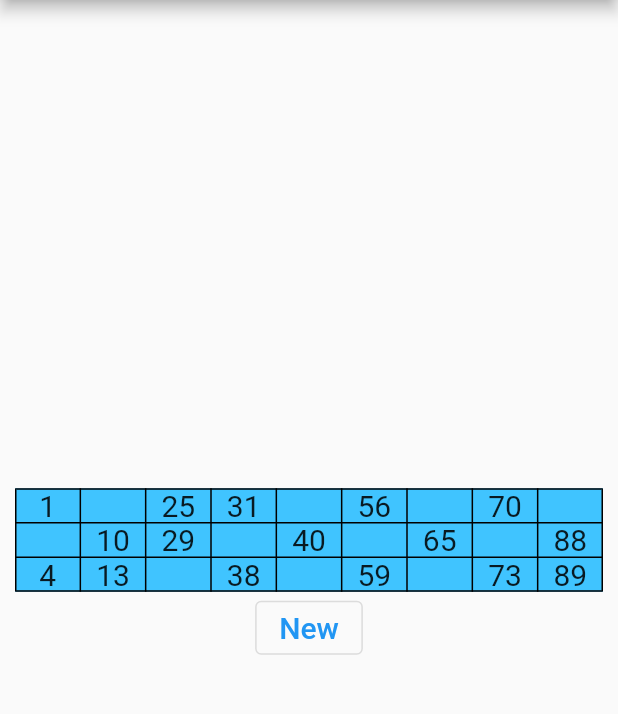
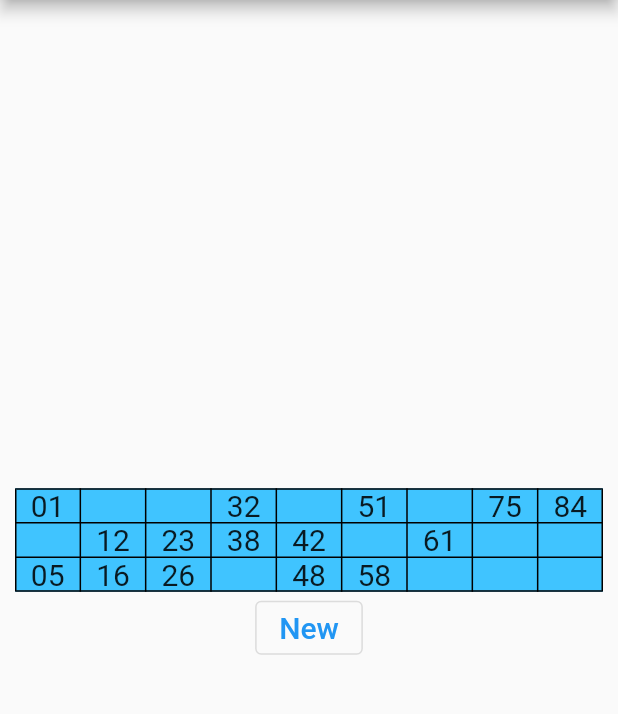
Before and after one commit to MrugankiG/tambola_ticket_generator, a Flutter app: the screen it shows after launch, after a tap on "New", on a phone screen of 412 x 824 dp, the part 84-798 px from its top. Run offline on Flutter 3.47's test engine with Material 2 defaults, Android fonts, the light colour scheme and no system bars.

Commit message:
Added Functionality

```diff
--- a/lib/main.dart
+++ b/lib/main.dart
@@ -1,4 +1,5 @@
 import 'package:flutter/material.dart';
+import 'package:tambola_ticket_generator/ticket.dart';
 
 void main() => runApp(MyApp());
 
@@ -8,6 +9,22 @@ class MyApp extends StatefulWidget {
 }
 
 class _MyAppState extends State<MyApp> {
+
+  List<List<String>> tamBoard = List<List<String>>.generate(
+      3, (i) => List<String>.generate(9, (i) => " "),
+      growable: false);
+  void gen() {
+    setState(() {
+      TambolaTicketGenerator t = new TambolaTicketGenerator();
+      tamBoard = t.Generate();
+    });
+  }
+
+  @override
+  void initState() {
+    gen();
+  }
+
   @override
   Widget build(BuildContext context) {
     return MaterialApp(
@@ -29,41 +46,41 @@ class _MyAppState extends State<MyApp> {
                 TableRow(
                   decoration: BoxDecoration(color: Colors.lightBlueAccent,),
                   children: [
-                  Column(children: [Text('1', style: TextStyle(fontSize: 20.0)),]),
-                  Column(children: [Text('  ', style: TextStyle(fontSize: 20.0))]),
-                  Column(children: [Text('25', style: TextStyle(fontSize: 20.0))]),
-                  Column(children: [Text('31', style: TextStyle(fontSize: 20.0))]),
-                  Column(children: [Text('  ', style: TextStyle(fontSize: 20.0))]),
-                  Column(children: [Text('56', style: TextStyle(fontSize: 20.0))]),
-                  Column(children: [Text('  ', style: TextStyle(fontSize: 20.0))]),
-                  Column(children: [Text('70', style: TextStyle(fontSize: 20.0))]),
-                  Column(children: [Text('  ', style: TextStyle(fontSize: 20.0))]),
+                  Column(children: [Text(tamBoard[0][0], style: TextStyle(fontSize: 20.0)),]),
+                  Column(children: [Text(tamBoard[0][1], style: TextStyle(fontSize: 20.0))]),
+                  Column(children: [Text(tamBoard[0][2], style: TextStyle(fontSize: 20.0))]),
+                  Column(children: [Text(tamBoard[0][3], style: TextStyle(fontSize: 20.0))]),
+                  Column(children: [Text(tamBoard[0][4], style: TextStyle(fontSize: 20.0))]),
+                  Column(children: [Text(tamBoard[0][5], style: TextStyle(fontSize: 20.0))]),
+                  Column(children: [Text(tamBoard[0][6], style: TextStyle(fontSize: 20.0))]),
+                  Column(children: [Text(tamBoard[0][7], style: TextStyle(fontSize: 20.0))]),
+                  Column(children: [Text(tamBoard[0][8], style: TextStyle(fontSize: 20.0))]),
                 ]),
                 TableRow(
                   decoration: BoxDecoration(color: Colors.lightBlueAccent,),
                   children: [
-                  Column(children: [Text('  ', style: TextStyle(fontSize: 20.0))]),
-                  Column(children: [Text('10', style: TextStyle(fontSize: 20.0))]),
-                  Column(children: [Text('29', style: TextStyle(fontSize: 20.0))]),
-                  Column(children: [Text('  ', style: TextStyle(fontSize: 20.0))]),
-                  Column(children: [Text('40', style: TextStyle(fontSize: 20.0))]),
-                  Column(children: [Text('  ', style: TextStyle(fontSize: 20.0))]),
-                  Column(children: [Text('65', style: TextStyle(fontSize: 20.0))]),
-                  Column(children: [Text('  ', style: TextStyle(fontSize: 20.0))]),
-                  Column(children: [Text('88', style: TextStyle(fontSize: 20.0))]),
+                  Column(children: [Text(tamBoard[1][0], style: TextStyle(fontSize: 20.0))]),
+                  Column(children: [Text(tamBoard[1][1], style: TextStyle(fontSize: 20.0))]),
+                  Column(children: [Text(tamBoard[1][2], style: TextStyle(fontSize: 20.0))]),
+                  Column(children: [Text(tamBoard[1][3], style: TextStyle(fontSize: 20.0))]),
+                  Column(children: [Text(tamBoard[1][4], style: TextStyle(fontSize: 20.0))]),
+                  Column(children: [Text(tamBoard[1][5], style: TextStyle(fontSize: 20.0))]),
+                  Column(children: [Text(tamBoard[1][6], style: TextStyle(fontSize: 20.0))]),
+                  Column(children: [Text(tamBoard[1][7], style: TextStyle(fontSize: 20.0))]),
+                  Column(children: [Text(tamBoard[1][8], style: TextStyle(fontSize: 20.0))]),
                 ]),
                 TableRow(
                   decoration: BoxDecoration(color: Colors.lightBlueAccent,),
                   children: [
-                  Column(children: [Text('4', style: TextStyle(fontSize: 20.0))]),
-                  Column(children: [Text('13', style: TextStyle(fontSize: 20.0))]),
-                  Column(children: [Text('  ', style: TextStyle(fontSize: 20.0))]),
-                  Column(children: [Text('38', style: TextStyle(fontSize: 20.0))]),
-                  Column(children: [Text('  ', style: TextStyle(fontSize: 20.0))]),
-                  Column(children: [Text('59', style: TextStyle(fontSize: 20.0))]),
-                  Column(children: [Text('  ', style: TextStyle(fontSize: 20.0))]),
-                  Column(children: [Text('73', style: TextStyle(fontSize: 20.0))]),
-                  Column(children: [Text('89', style: TextStyle(fontSize: 20.0))]),
+                  Column(children: [Text(tamBoard[2][0], style: TextStyle(fontSize: 20.0))]),
+                  Column(children: [Text(tamBoard[2][1], style: TextStyle(fontSize: 20.0))]),
+                  Column(children: [Text(tamBoard[2][2], style: TextStyle(fontSize: 20.0))]),
+                  Column(children: [Text(tamBoard[2][3], style: TextStyle(fontSize: 20.0))]),
+                  Column(children: [Text(tamBoard[2][4], style: TextStyle(fontSize: 20.0))]),
+                  Column(children: [Text(tamBoard[2][5], style: TextStyle(fontSize: 20.0))]),
+                  Column(children: [Text(tamBoard[2][6], style: TextStyle(fontSize: 20.0))]),
+                  Column(children: [Text(tamBoard[2][7], style: TextStyle(fontSize: 20.0))]),
+                  Column(children: [Text(tamBoard[2][8], style: TextStyle(fontSize: 20.0))]),
                 ]
                 ),
               ],
@@ -72,7 +89,7 @@ class _MyAppState extends State<MyApp> {
             Container(
               child: OutlinedButton(
                 child: Text('New', style: TextStyle(fontSize: 20.0),),
-                onPressed: () {},
+                onPressed: () {gen();},
               ),
 
             ),
--- /dev/null
+++ b/lib/ticket.dart
@@ -0,0 +1,107 @@
+import 'dart:math';
+
+class TambolaTicketGenerator {
+  List<bool> numsTaken = [];
+  List<bool> col = List<bool>.generate(9, (i) => false, growable: false);
+  List<List<String>> tamBoard = List<List<String>>.generate(
+      3, (i) => List<String>.generate(9, (i) => " "),
+      growable: false);
+  Random random = new Random();
+
+  List<List<String>> Generate() {
+    List<bool> newNums =
+        List<bool>.generate(100, (i) => false, growable: false);
+    numsTaken = newNums;
+    Fill();
+    return tamBoard;
+  }
+
+  void Fill() {
+    for (int r = 0; r < 2; r++) {
+      Set<int> nums = new Set<int>();
+      while (nums.length < 5) {
+        int RandomIndex = random.nextInt(9);
+        nums.add(RandomIndex);
+        col[RandomIndex] = true;
+      }
+      nums.forEach((c) => PutNum(r, c));
+    }
+
+    Set<int> nums = FillSet();
+    while (nums.length < 5) {
+      int RandomIndex = random.nextInt(9);
+      nums.add(RandomIndex);
+      col[RandomIndex] = true;
+    }
+    nums.forEach((c) => PutNum(2, c));
+
+    SortColumns();
+  }
+
+  void SortColumns() {
+    for (int i = 0; i < 9; i++) {
+      List<int> nonEmpty = [];
+
+      for (int j = 0; j < 3; j++) {
+        if (tamBoard[j][i] != " ") {
+          nonEmpty.add(j);
+        }
+      }
+
+      int n = nonEmpty.length;
+      if (n == 2 &&
+          int.parse(tamBoard[nonEmpty[0]][i]) >
+              int.parse(tamBoard[nonEmpty[1]][i])) {
+        String temp = tamBoard[nonEmpty[0]][i];
+        tamBoard[nonEmpty[0]][i] = tamBoard[nonEmpty[1]][i];
+        tamBoard[nonEmpty[1]][i] = temp;
+      }
+
+      if (n == 3) {
+        List<String> allThree = [
+          tamBoard[0][i],
+          tamBoard[1][i],
+          tamBoard[2][i]
+        ];
+        allThree.sort();
+
+        tamBoard[0][i] = allThree[0];
+        tamBoard[1][i] = allThree[1];
+        tamBoard[2][i] = allThree[2];
+      }
+    }
+  }
+
+  void PutNum(int i, int j) {
+    int rangeStart = j == 0 ? 1 : j * 10;
+    int range = j == 80 ? 10 : 9, number;
+    while (true) {
+      number = rangeStart + random.nextInt(range);
+      if (!numsTaken[number]) break;
+    }
+    numsTaken[number] = true;
+    String num_text = number.toString();
+    tamBoard[i][j] = number < 10 ? '0' + num_text : num_text;
+  }
+
+  Set<int> FillSet() {
+    Set<int> res = new Set<int>();
+    for (int i = 0; i < 9; i++) {
+      if (col[i] == false) {
+        res.add(i);
+      }
+    }
+    return res;
+  }
+}
+
+void main() {
+  TambolaTicketGenerator t = new TambolaTicketGenerator();
+  Print(t.Generate());
+}
+
+void Print(List<List<String>> tamBoard) {
+  for (int r = 0; r < 3; r++) {
+    print(tamBoard[r]);
+  }
+}
```
